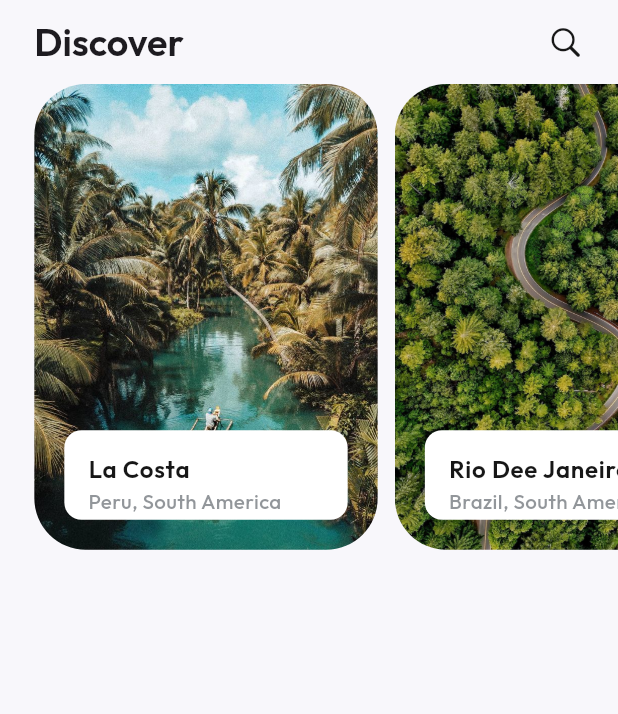
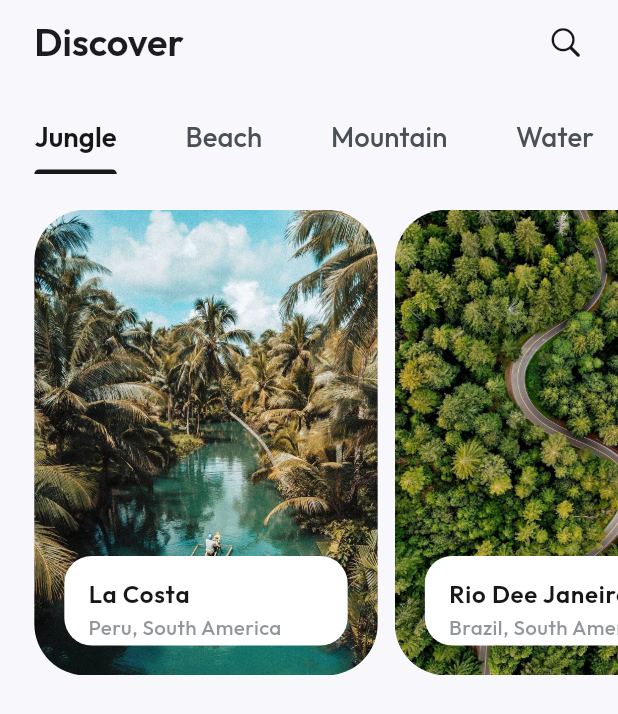
Before and after one commit to ShahzainAhmed/TravelLens, a Flutter app: the HomeScreen screen opened by its route, on a phone screen of 412 x 824 dp. Shown: the top 714 px of the screen. Run offline on Flutter 3.47's test engine with Material 3 defaults, Android fonts, the phone set to English and light mode, and no system bars; our stand-ins replace animate_do, bounce, flutter_screenutil, get, google_fonts, like_button.

Commit message:
Add tab bar for better navigation

```diff
--- a/lib/views/home/home_screen.dart
+++ b/lib/views/home/home_screen.dart
@@ -3,7 +3,6 @@ import 'package:flutter/material.dart';
 import 'package:flutter_screenutil/flutter_screenutil.dart';
 import 'package:get/get.dart';
 import 'package:travel_lens/models/tile_model.dart';
-import 'package:travel_lens/resources/app_assets.dart';
 import 'package:travel_lens/resources/app_colors.dart';
 import 'package:travel_lens/resources/app_typography.dart';
 import 'package:travel_lens/views/home/widgets/tiles.dart';
@@ -29,8 +28,33 @@ class HomeScreen extends StatelessWidget {
             ),
           ],
         ),
-        body: Column(
+        body: DefaultTabController(
+          length: 3,
+          child: Column(
             children: [
+              SizedBox(height: 10.h),
+              TabBar(
+                tabAlignment: TabAlignment.start,
+                dividerColor: AppColors.kTransparentColor,
+                padding: EdgeInsets.zero,
+                isScrollable: true,
+                indicatorPadding: EdgeInsets.zero,
+                labelPadding: EdgeInsets.symmetric(horizontal: 20.w),
+                tabs: const [
+                  Tab(text: "Jungle"),
+                  Tab(text: "Beach"),
+                  Tab(text: "Mountain"),
+                  Tab(text: "Water"),
+                  Tab(text: "River")
+                ],
+                labelColor: AppColors.kBlackColor,
+                unselectedLabelColor: AppColors.kDarkGreyColor,
+                labelStyle: AppTypography.kBold16,
+                unselectedLabelStyle: AppTypography.kMedium16,
+                indicatorColor: AppColors.kBlackColor,
+                indicatorSize: TabBarIndicatorSize.label,
+              ),
+              SizedBox(height: 20.h),
               SizedBox(
                 height: 260.h,
                 width: Get.width,
@@ -48,6 +72,7 @@ class HomeScreen extends StatelessWidget {
                 ),
               ),
             ],
+          ),
         ));
   }
 }
--- a/lib/views/home/widgets/tiles.dart
+++ b/lib/views/home/widgets/tiles.dart
@@ -1,9 +1,7 @@
-import 'package:flutter/cupertino.dart';
 import 'package:flutter/material.dart';
 import 'package:flutter_screenutil/flutter_screenutil.dart';
 import 'package:get/get.dart';
 import 'package:travel_lens/models/tile_model.dart';
-import 'package:travel_lens/resources/app_assets.dart';
 import 'package:travel_lens/resources/app_colors.dart';
 import 'package:travel_lens/resources/app_typography.dart';
 
@@ -35,7 +33,7 @@ class LargeTiles extends StatelessWidget {
             Container(
               decoration: BoxDecoration(
                 color: AppColors.kWhiteColor,
-                borderRadius: BorderRadius.circular(10.r),
+                borderRadius: BorderRadius.circular(16.r),
               ),
               height: 50.h,
               width: Get.width,
```
Also changed, not shown: lib/views/home/widgets/banner.dart (deleted, +0 -67 lines), lib/views/home/widgets/tabbar_widget.dart (added, +34 -0 lines). Lines whose indentation alone changed are shown as unchanged.
